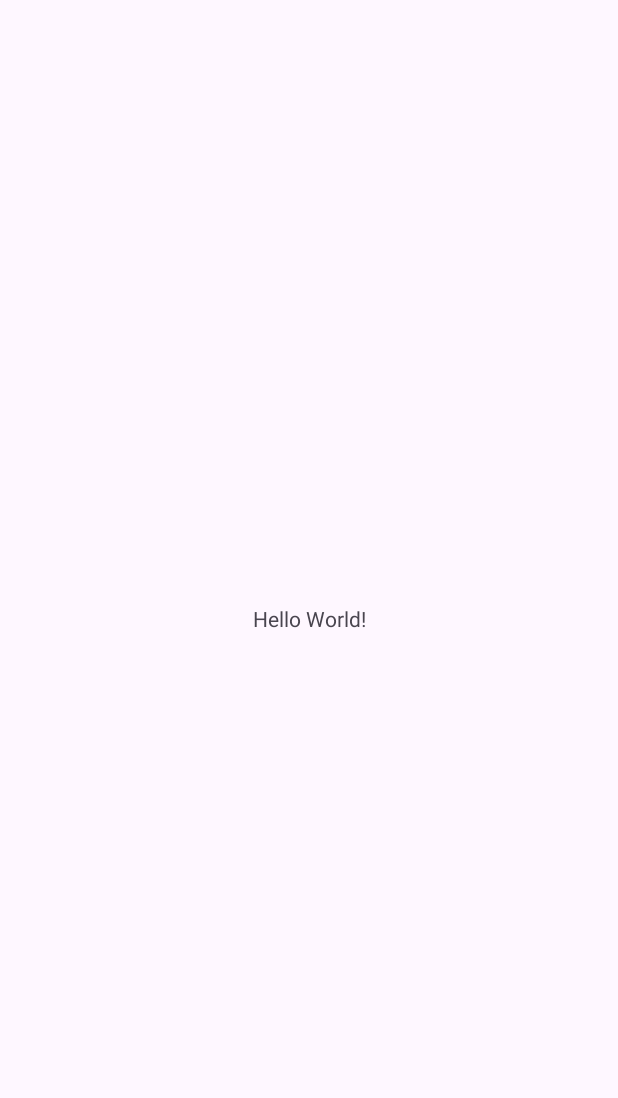
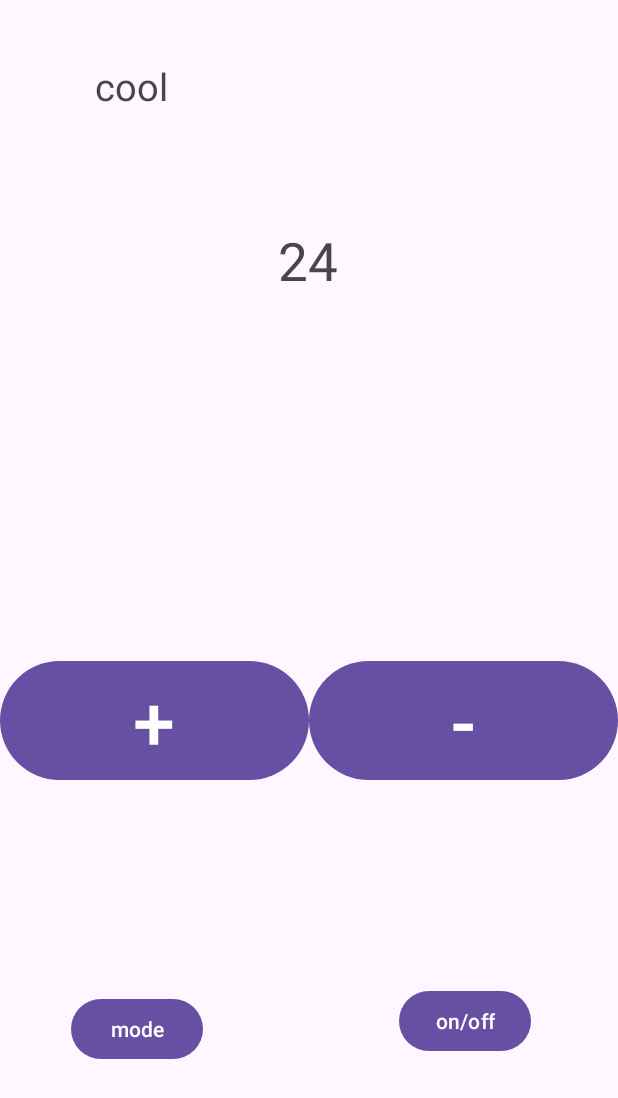
Before and after one commit to layan123-create/app3, an Android app: the screen it shows after launch (MainActivity), on a phone screen of 412 x 824 dp. Before the commit the part shown is almost empty. Shown: the top 1098 px of the screen. Run offline under Robolectric (Android 15) with nearby library versions, the phone set to English and light mode, and no system bars.

Commit message:
first commit

```diff
--- a/app/src/main/java/com/example/app3/MainActivity.java
+++ b/app/src/main/java/com/example/app3/MainActivity.java
@@ -1,6 +1,8 @@
 package com.example.app3;
 
 import android.os.Bundle;
+import android.view.View;
+import android.widget.TextView;
 
 import androidx.activity.EdgeToEdge;
 import androidx.appcompat.app.AppCompatActivity;
@@ -9,10 +11,44 @@ import androidx.core.view.ViewCompat;
 import androidx.core.view.WindowInsetsCompat;
 
 public class MainActivity extends AppCompatActivity {
-
+    private boolean isOn = true;
+    private int mode=1; // 1cold 2 warm
+    private TextView tvmode,degree;
     @Override
     protected void onCreate(Bundle savedInstanceState) {
         super.onCreate(savedInstanceState);
         setContentView(R.layout.activity_main);
+        tvmode=findViewById(R.id.tvmode);
+        degree=findViewById(R.id.degree);
+
     }
+    public void checkStatues(View view){
+        if(isOn)
+            isOn=false;
+        else
+            isOn=true;
+    }
+    public void checkMode(View view){
+        if(mode==1) {
+            mode = 2;
+            tvmode.setText("heat");
+        }
+        else{
+            mode =1;
+            tvmode.setText("cold");
+        }
+    }
+    public void minus(View view) {
+        int x=Integer.parseInt(degree.getText().toString());
+        if(isOn)
+            if(x>16)
+                degree.setText(String.valueOf(x-1));
+    }
+    public void plus(View view) {
+        int x=Integer.parseInt(degree.getText().toString());
+        if(isOn)
+            if(x<30)
+                degree.setText(String.valueOf(x+1));
+    }
+
 }
--- a/app/src/main/res/layout/activity_main.xml
+++ b/app/src/main/res/layout/activity_main.xml
@@ -8,12 +8,87 @@
     tools:context=".MainActivity">
 
     <TextView
+        android:id="@+id/tvmode"
         android:layout_width="wrap_content"
         android:layout_height="wrap_content"
-        android:text="Hello World!"
-        app:layout_constraintBottom_toBottomOf="parent"
+        android:layout_marginTop="40dp"
+        android:layout_marginEnd="300dp"
+        android:text="cool"
+        android:textSize="25sp"
+        app:layout_constraintEnd_toEndOf="parent"
+        app:layout_constraintTop_toTopOf="parent" />
+
+    <TextView
+        android:id="@+id/degree"
+        android:layout_width="wrap_content"
+        android:layout_height="wrap_content"
+        android:layout_marginStart="176dp"
+        android:layout_marginTop="150dp"
+        android:layout_marginEnd="178dp"
+        android:text="24"
+        android:textSize="35sp"
         app:layout_constraintEnd_toEndOf="parent"
         app:layout_constraintStart_toStartOf="parent"
         app:layout_constraintTop_toTopOf="parent" />
 
+    <LinearLayout
+        android:id="@+id/linearLayout"
+        android:layout_width="match_parent"
+        android:layout_height="wrap_content"
+        android:layout_marginBottom="300dp"
+        android:orientation="horizontal"
+        app:layout_constraintBottom_toBottomOf="parent"
+        tools:layout_editor_absoluteX="0dp">
+
+        <Button
+            android:id="@+id/buttonPlus"
+            android:layout_width="0dp"
+            android:layout_height="match_parent"
+            android:layout_weight="1"
+            android:text="+"
+            android:onClick="plus"
+            android:textSize="50sp">
+
+        </Button>
+
+        <Button
+            android:id="@+id/buttonNegative"
+            android:layout_width="0dp"
+            android:layout_height="match_parent"
+            android:layout_weight="1"
+            android:text="-"
+            android:onClick="minus"
+            android:textSize="50sp">
+
+        </Button>
+
+    </LinearLayout>
+
+    <Button
+        android:id="@+id/button2"
+        android:layout_width="wrap_content"
+        android:layout_height="wrap_content"
+        android:layout_marginStart="44dp"
+        android:layout_marginTop="138dp"
+        android:layout_marginEnd="127dp"
+        android:text="mode"
+        android:onClick="checkMode"
+        app:layout_constraintEnd_toStartOf="@+id/button3"
+        app:layout_constraintStart_toStartOf="parent"
+        app:layout_constraintTop_toBottomOf="@+id/linearLayout">
+
+    </Button>
+
+    <Button
+        android:id="@+id/button3"
+        android:layout_width="wrap_content"
+        android:layout_height="wrap_content"
+        android:layout_marginEnd="58dp"
+        android:layout_marginBottom="119dp"
+        android:text="on/off"
+        android:onClick="checkStatues"
+        app:layout_constraintBottom_toBottomOf="parent"
+        app:layout_constraintEnd_toEndOf="parent" >
+    </Button>
+
 </androidx.constraintlayout.widget.ConstraintLayout>
```
